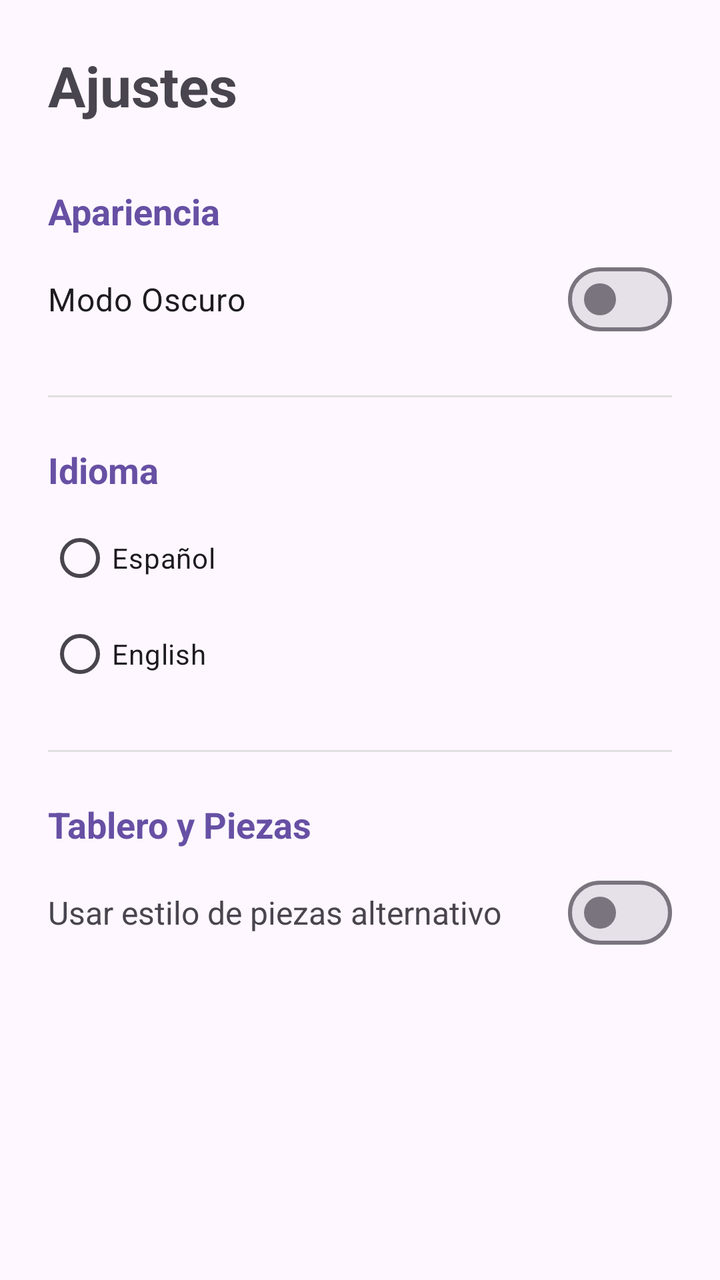
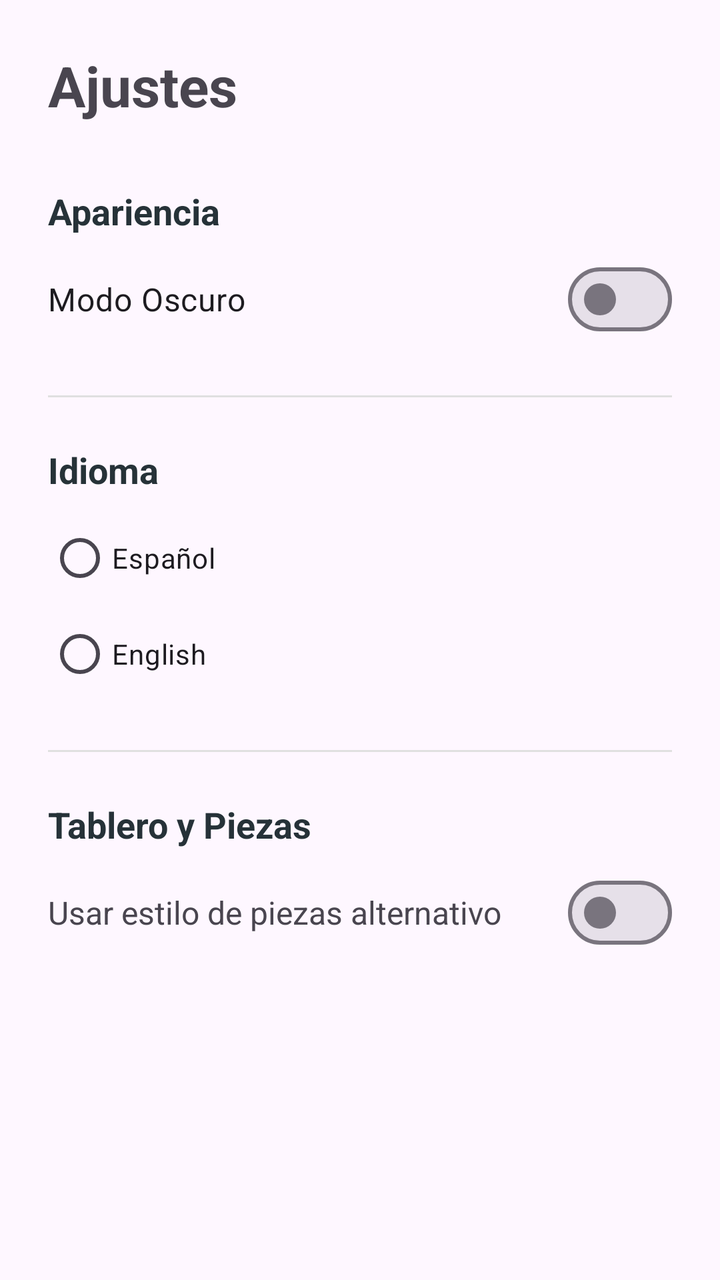

An Android layout rendered at two revisions. The XML below is the earlier revision; the diff shows what the commit changed to produce the second picture.
<!-- AndroidManifest.xml: application theme Theme.ProyectoAjedrez -->
<!-- res/layout/fragment_settings.xml -->
<?xml version="1.0" encoding="utf-8"?>
<ScrollView xmlns:android="http://schemas.android.com/apk/res/android"
    android:layout_width="match_parent"
    android:layout_height="match_parent"
    android:fillViewport="true">

    <LinearLayout
        android:layout_width="match_parent"
        android:layout_height="wrap_content"
        android:orientation="vertical"
        android:padding="24dp">

        <TextView
            android:layout_width="wrap_content"
            android:layout_height="wrap_content"
            android:text="@string/titulo_ajustes"
            android:textSize="28sp"
            android:textStyle="bold"
            android:layout_marginBottom="32dp"/>

        <TextView
            android:layout_width="wrap_content"
            android:layout_height="wrap_content"
            android:text="@string/apariencia"
            android:textSize="18sp"
            android:textStyle="bold"
            android:textColor="?attr/colorPrimary"/>

        <com.google.android.material.materialswitch.MaterialSwitch
            android:id="@+id/switchDarkMode"
            android:layout_width="match_parent"
            android:layout_height="wrap_content"
            android:text="@string/modo_oscuro"
            android:textSize="16sp"
            android:layout_marginTop="8dp"
            android:layout_marginBottom="24dp"/>

        <View
            android:layout_width="match_parent"
            android:layout_height="1dp"
            android:background="#E0E0E0"
            android:layout_marginBottom="24dp"/>

        <TextView
            android:layout_width="wrap_content"
            android:layout_height="wrap_content"
            android:text="@string/idioma"
            android:textSize="18sp"
            android:textStyle="bold"
            android:textColor="?attr/colorPrimary"/>

        <RadioGroup
            android:id="@+id/radioGroupLanguage"
            android:layout_width="match_parent"
            android:layout_height="wrap_content"
            android:layout_marginTop="8dp">

            <RadioButton
                android:id="@+id/rbSpanish"
                android:layout_width="match_parent"
                android:layout_height="wrap_content"
                android:text="@string/lang_es" />

            <RadioButton
                android:id="@+id/rbEnglish"
                android:layout_width="match_parent"
                android:layout_height="wrap_content"
                android:text="@string/lang_en" />
        </RadioGroup>

        <View
            android:layout_width="match_parent"
            android:layout_height="1dp"
            android:background="#E0E0E0"
            android:layout_marginTop="24dp"
            android:layout_marginBottom="24dp"/>

        <TextView
            android:layout_width="wrap_content"
            android:layout_height="wrap_content"
            android:text="@string/settings_board_pieces"
            android:textSize="18sp"
            android:textStyle="bold"
            android:textColor="?attr/colorPrimary"/>

        <LinearLayout
            android:layout_width="match_parent"
            android:layout_height="wrap_content"
            android:orientation="horizontal"
            android:gravity="center_vertical"
            android:layout_marginTop="8dp">

            <TextView
                android:layout_width="0dp"
                android:layout_height="wrap_content"
                android:layout_weight="1"
                android:text="@string/settings_alt_piece_style"
                android:textSize="16sp" />

            <com.google.android.material.materialswitch.MaterialSwitch
                android:id="@+id/switchSkinAlt"
                android:layout_width="wrap_content"
                android:layout_height="wrap_content" />
        </LinearLayout>

    </LinearLayout>
</ScrollView>
<!-- resources referenced by this layout -->
<resources>
  <string name="apariencia">Apariencia</string>
  <string name="idioma">Idioma</string>
  <string name="lang_en">English</string>
  <string name="lang_es">Español</string>
  <string name="modo_oscuro">Modo Oscuro</string>
  <string name="settings_alt_piece_style">Usar estilo de piezas alternativo</string>
  <string name="settings_board_pieces">Tablero y Piezas</string>
  <string name="titulo_ajustes">Ajustes</string>
  <style name="Theme.ProyectoAjedrez" parent="Base.Theme.ProyectoAjedrez" />
  <style name="Base.Theme.ProyectoAjedrez" parent="Theme.Material3.DayNight.NoActionBar">
      </style>
</resources>

<!-- the commit's change to res/layout/fragment_settings.xml (unified diff, before → after) -->
@@ -38,7 +38,7 @@
         <View
             android:layout_width="match_parent"
             android:layout_height="1dp"
-            android:background="#E0E0E0"
+            android:background="@color/divider_color"
             android:layout_marginBottom="24dp"/>
 
         <TextView
@@ -71,7 +71,7 @@
         <View
             android:layout_width="match_parent"
             android:layout_height="1dp"
-            android:background="#E0E0E0"
+            android:background="@color/divider_color"
             android:layout_marginTop="24dp"
             android:layout_marginBottom="24dp"/>
 
<!-- resource entries referenced after the edit -->
@@ -1,5 +1,6 @@
 <!-- resources referenced by this layout -->
 <resources>
+  <color name="divider_color">#E0E0E0</color>
   <string name="apariencia">Apariencia</string>
   <string name="idioma">Idioma</string>
   <string name="lang_en">English</string>
@@ -10,6 +11,12 @@
   <string name="titulo_ajustes">Ajustes</string>
   <style name="Theme.ProyectoAjedrez" parent="Base.Theme.ProyectoAjedrez" />
   <style name="Base.Theme.ProyectoAjedrez" parent="Theme.Material3.DayNight.NoActionBar">
+          <item name="colorPrimary">@color/purple_500</item>
+          <item name="colorOnPrimary">@color/white</item>
+          <item name="colorSecondary">@color/teal_700</item>
       </style>
+  <color name="purple_500">#263238</color>
+  <color name="white">#FFFFFFFF</color>
+  <color name="teal_700">#018786</color>
 </resources>
 
